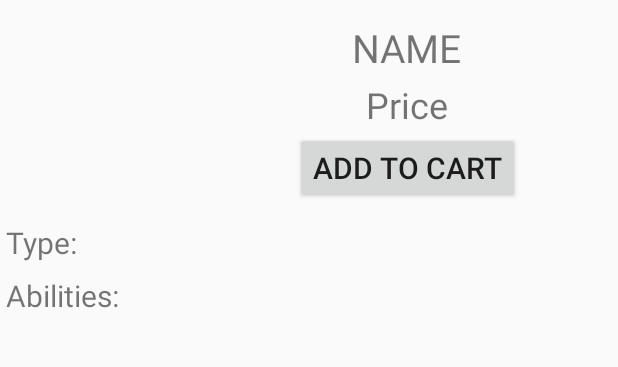
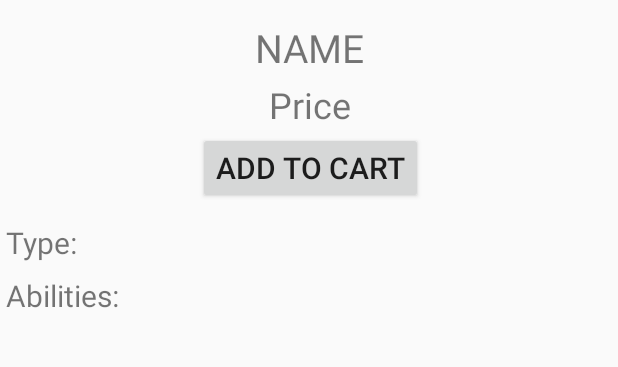
Before and after one commit to MichielPawlenko/3TIN-MOBDEV, an Android app: the Shop_Main_Screen screen opened directly, with no data from a screen before it, after a tap on an icon or button, on a phone screen of 412 x 824 dp, the part 84-451 px from its top. Run offline under Robolectric (Android 15) with nearby library versions, the phone set to English and light mode, and no system bars; our stand-ins replace Picasso, Room's generated code; pictures from the network do not load; 13 statements that could not run were skipped.

Commit message:
Added proper image loading for lists, landscape view for master/detail
Added Picasso library for image loading in lists and a separate landscape view for the PokemonListView.

```diff
--- a/app/build.gradle
+++ b/app/build.gradle
@@ -32,4 +32,5 @@ dependencies {
     testImplementation 'junit:junit:4.12'
     androidTestImplementation 'com.android.support.test:runner:1.0.2'
     androidTestImplementation 'com.android.support.test.espresso:espresso-core:3.0.2'
+    implementation 'com.squareup.picasso:picasso:2.71828'
 }
--- a/app/src/main/java/com/mobdev/pxl/pokmart/Shop_Start_Screen.java
+++ b/app/src/main/java/com/mobdev/pxl/pokmart/Shop_Start_Screen.java
@@ -74,7 +74,7 @@ public class Shop_Start_Screen extends AppCompatActivity {
     public class cacheDbItems extends AsyncTask<Void, Integer, Integer> {
         @Override
         protected Integer doInBackground(Void... voids) {
-            if (mPokemonRepo.getSize() != 386) { //change to 386 if API is not yet cached
+            if (mPokemonRepo.getSize() < 386) { //change to 386 if API is not yet cached
                 try {
                     Log.i("DATABASE", "Caching API...");
                     for (int x = 0; x < 386; x++) {
--- a/app/src/main/java/com/mobdev/pxl/pokmart/layout_items/PokemonCartViewAdapter.java
+++ b/app/src/main/java/com/mobdev/pxl/pokmart/layout_items/PokemonCartViewAdapter.java
@@ -14,6 +14,7 @@ import com.mobdev.pxl.pokmart.utilities.JSONPokemonConverter;
 import com.mobdev.pxl.pokmart.utilities.ShoppingCartHelper;
 import com.mobdev.pxl.pokmart.utilities.UrlBitmapLoader;
 import com.mobdev.pxl.pokmart.utilities.UrlGenerator;
+import com.squareup.picasso.Picasso;
 
 import java.io.IOException;
 import java.net.MalformedURLException;
@@ -58,6 +59,7 @@ public class PokemonCartViewAdapter extends RecyclerView.Adapter {
         pokemonName.setText(name);
 
         ImageView pokemonImage = currentItem.findViewById(R.id.pokemonListItemImage);
+        Picasso.get().load(currentListItem.sprite).into(pokemonImage);
 
         TextView pokemonPrice = currentItem.findViewById(R.id.pokemonPrice);
         pokemonPrice.setText(currentListItem.getCost() + "$");
--- a/app/src/main/java/com/mobdev/pxl/pokmart/layout_items/PokemonRecyclerViewAdapter.java
+++ b/app/src/main/java/com/mobdev/pxl/pokmart/layout_items/PokemonRecyclerViewAdapter.java
@@ -10,6 +10,7 @@ import android.widget.ImageView;
 import android.widget.TextView;
 
 import com.mobdev.pxl.pokmart.R;
+import com.squareup.picasso.Picasso;
 
 import java.util.List;
 
@@ -60,6 +61,7 @@ public class PokemonRecyclerViewAdapter extends RecyclerView.Adapter {
         pokemonName.setText(name);
 
         ImageView pokemonImage = currentItem.findViewById(R.id.pokemonListItemImage);
+        Picasso.get().load(currentListItem.sprite).into(pokemonImage);
 
 
         TextView pokemonPrice = currentItem.findViewById(R.id.pokemonPrice);
--- a/app/src/main/res/layout/activity_shop__main__screen.xml
+++ b/app/src/main/res/layout/activity_shop__main__screen.xml
@@ -27,7 +27,6 @@
         android:layout_height="wrap_content"
         android:layout_gravity="center_horizontal"
         android:layout_marginTop="32dp"
-        android:iconifiedByDefault="false"
         android:orientation="horizontal"
         android:queryHint="Search for Pokémon..."
         android:background="@drawable/black_border"/>
--- a/app/src/main/res/layout/fragment_pokemon_detail.xml
+++ b/app/src/main/res/layout/fragment_pokemon_detail.xml
@@ -6,6 +6,16 @@
     android:layout_height="match_parent"
     android:orientation="vertical"
     tools:context=".PokemonDetailFragment">
+
+    <ScrollView
+        android:layout_width="wrap_content"
+        android:layout_height="wrap_content">
+
+        <LinearLayout
+            android:layout_width="wrap_content"
+            android:layout_height="wrap_content"
+            android:layout_gravity="center_horizontal"
+            android:orientation="vertical">
 
             <LinearLayout
                 android:layout_width="wrap_content"
@@ -29,19 +39,19 @@
                         android:id="@+id/pokemonNameTextView"
                         android:layout_width="wrap_content"
                         android:layout_height="wrap_content"
+                        android:layout_gravity="center_horizontal"
+                        android:layout_margin="2dp"
                         android:text="NAME"
-                android:textSize="26dp"
-                android:layout_margin="2dp"
-                android:layout_gravity="center_horizontal"/>
+                        android:textSize="26dp" />
 
                     <TextView
                         android:id="@+id/pokemonPriceTextView"
                         android:layout_width="wrap_content"
                         android:layout_height="wrap_content"
+                        android:layout_gravity="center_horizontal"
+                        android:layout_margin="2dp"
                         android:text="Price"
-                android:textSize="24dp"
-                android:layout_margin="2dp"
-                android:layout_gravity="center_horizontal"/>
+                        android:textSize="24dp" />
 
                     <Button
                         android:id="@+id/addToCartButton"
@@ -56,16 +66,19 @@
 
             <TextView
                 android:id="@+id/pokemonType"
-        style="@style/pokemonDetailTextView"/>
+                style="@style/pokemonDetailTextView" />
+
             <TextView
                 android:id="@+id/pokemonAbilities"
-        style="@style/pokemonDetailTextView"/>
+                style="@style/pokemonDetailTextView" />
+
             <TextView
                 android:id="@+id/pokemonHeight"
-        style="@style/pokemonDetailTextView"/>
+                style="@style/pokemonDetailTextView" />
+
             <TextView
                 android:id="@+id/pokemonWeight"
-        style="@style/pokemonDetailTextView"/>
-
-
+                style="@style/pokemonDetailTextView" />
         </LinearLayout>
+    </ScrollView>
+</LinearLayout>
--- a/app/src/main/res/values/strings.xml
+++ b/app/src/main/res/values/strings.xml
@@ -12,4 +12,5 @@
     <string name="checkoutFirstName">First Name</string>
     <string name="checkoutLastName">Last Name</string>
     <string name="checkoutOrder">ORDER</string>
+    <string name="title_activity_list_fragment">ListFragment</string>
 </resources>
--- a/app/src/main/res/values/styles.xml
+++ b/app/src/main/res/values/styles.xml
@@ -11,6 +11,7 @@
     <style name="AppBarOverlay" parent="ThemeOverlay.AppCompat.Dark.ActionBar" />
 
     <style name="PopupOverlay" parent="ThemeOverlay.AppCompat.Light" />
+
     <style name="pokemonDetailTextView">
         <item name="android:layout_width">wrap_content</item>
         <item name="android:layout_height">wrap_content</item>
```
Also changed, not shown: app/src/main/AndroidManifest.xml (+13 -7 lines), app/src/main/java/com/mobdev/pxl/pokmart/ListFragment.java (added, +26 -0 lines), app/src/main/java/com/mobdev/pxl/pokmart/PokemonDetailFragment.java (+42 -1 lines), app/src/main/java/com/mobdev/pxl/pokmart/PokemonListView.java (+19 -3 lines), app/src/main/java/com/mobdev/pxl/pokmart/Shop_Main_Screen.java (+9 -0 lines), app/src/main/res/layout-land/activity_pokemon_list_view.xml (added, +47 -0 lines), app/src/main/res/layout/activity_pokemon_list_view.xml (+12 -10 lines), app/src/main/res/layout/content_list_fragment.xml (added, +8 -0 lines). Lines whose indentation alone changed are shown as unchanged.
